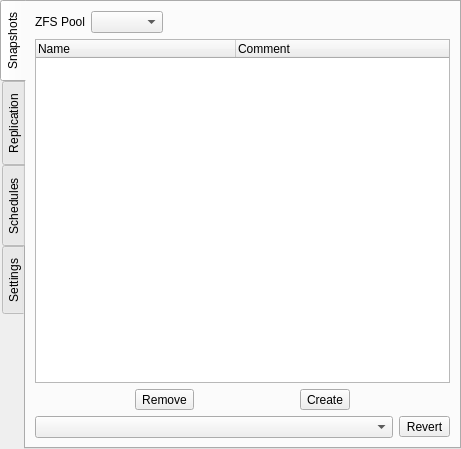
The window that src-qt5/gui_client/pages/page_lp.ui (trueos/sysadm-ui-qt) describes before a commit, drawn with Qt 5.
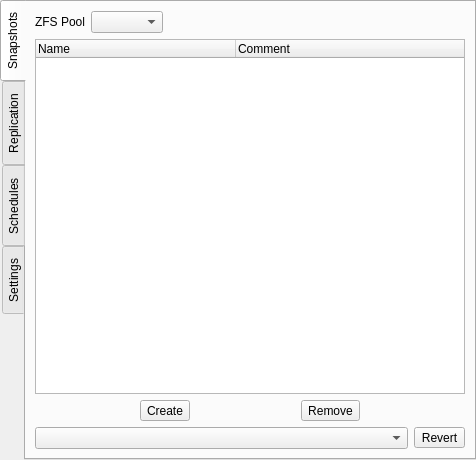
The same window after the commit. The open tabs and pages were chosen to show the change. Icons and pictures are not drawn.

Commit message: Fix up the LP snapshot page a bit.

```diff
--- a/src-qt5/gui_client/pages/page_lp.ui
+++ b/src-qt5/gui_client/pages/page_lp.ui
@@ -6,8 +6,8 @@
    <rect>
     <x>0</x>
     <y>0</y>
-    <width>461</width>
-    <height>449</height>
+    <width>476</width>
+    <height>460</height>
    </rect>
   </property>
   <property name="windowTitle">
@@ -99,20 +99,6 @@
        </item>
        <item>
         <layout class="QHBoxLayout" name="horizontalLayout_2">
-         <item>
-          <widget class="QToolButton" name="tool_snap_remove">
-           <property name="text">
-            <string>Remove</string>
-           </property>
-           <property name="icon">
-            <iconset resource="../../icons/icons.qrc">
-             <normaloff>:/icons/black/minus.svg</normaloff>:/icons/black/minus.svg</iconset>
-           </property>
-           <property name="toolButtonStyle">
-            <enum>Qt::ToolButtonTextBesideIcon</enum>
-           </property>
-          </widget>
-         </item>
          <item>
           <widget class="QToolButton" name="tool_snap_create">
            <property name="text">
@@ -127,6 +113,20 @@
            </property>
           </widget>
          </item>
+         <item>
+          <widget class="QToolButton" name="tool_snap_remove">
+           <property name="text">
+            <string>Remove</string>
+           </property>
+           <property name="icon">
+            <iconset resource="../../icons/icons.qrc">
+             <normaloff>:/icons/black/minus.svg</normaloff>:/icons/black/minus.svg</iconset>
+           </property>
+           <property name="toolButtonStyle">
+            <enum>Qt::ToolButtonTextBesideIcon</enum>
+           </property>
+          </widget>
+         </item>
         </layout>
        </item>
        <item>
@@ -136,6 +136,15 @@
          </item>
          <item>
           <widget class="QToolButton" name="tool_snap_revert">
+           <property name="toolTip">
+            <string>Reverts the selected dataset to match the selected snapshot (DESTRUCTIVE).</string>
+           </property>
+           <property name="statusTip">
+            <string>Reverts the selected dataset to match the selected snapshot (DESTRUCTIVE).</string>
+           </property>
+           <property name="styleSheet">
+            <string notr="true"/>
+           </property>
            <property name="text">
             <string>Revert</string>
            </property>
```
Left out of the diff: 2 changed lines with no effect on the pictures.
